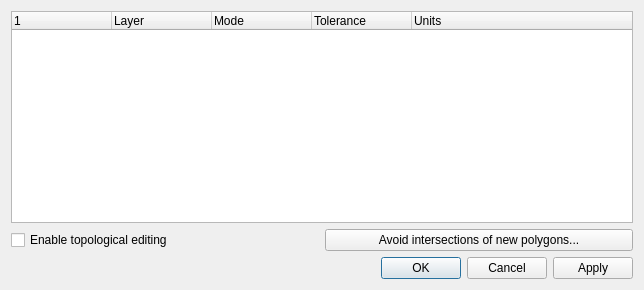
Qt form qgis/src/ui/qgssnappingdialogbase.ui (sourcepole/qgis) before a commit.
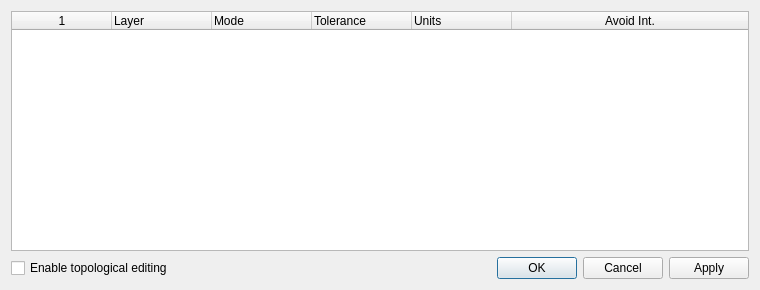
The same form after that commit.

Commit message: integrate 'Avoid intersections of new polygons' into snapping dialog

Diff of the .ui file:
```diff
--- a/qgis/src/ui/qgssnappingdialogbase.ui
+++ b/qgis/src/ui/qgssnappingdialogbase.ui
@@ -6,15 +6,38 @@
    <rect>
     <x>0</x>
     <y>0</y>
-    <width>644</width>
+    <width>760</width>
     <height>290</height>
    </rect>
   </property>
   <property name="windowTitle">
    <string>Snapping options</string>
   </property>
-  <layout class="QVBoxLayout" name="verticalLayout">
-   <item>
+  <layout class="QGridLayout" name="gridLayout">
+   <item row="1" column="0">
+    <widget class="QCheckBox" name="cbxEnableTopologicalEditingCheckBox">
+     <property name="text">
+      <string>Enable topological editing</string>
+     </property>
+     <property name="checked">
+      <bool>false</bool>
+     </property>
+     <property name="tristate">
+      <bool>false</bool>
+     </property>
+    </widget>
+   </item>
+   <item row="1" column="1">
+    <widget class="QDialogButtonBox" name="mButtonBox">
+     <property name="orientation">
+      <enum>Qt::Horizontal</enum>
+     </property>
+     <property name="standardButtons">
+      <set>QDialogButtonBox::Apply|QDialogButtonBox::Cancel|QDialogButtonBox::Ok</set>
+     </property>
+    </widget>
+   </item>
+   <item row="0" column="0" colspan="2">
     <widget class="QTreeWidget" name="mLayerTreeWidget">
      <property name="indentation">
       <number>0</number>
@@ -26,6 +49,9 @@
       <property name="text">
        <string/>
       </property>
+      <property name="textAlignment">
+       <set>AlignHCenter|AlignVCenter|AlignCenter</set>
+      </property>
      </column>
      <column>
       <property name="text">
@@ -47,40 +73,17 @@
        <string>Units</string>
       </property>
      </column>
-    </widget>
-   </item>
-   <item>
-    <layout class="QHBoxLayout" name="horizontalLayout">
-     <item>
-      <widget class="QCheckBox" name="cbxEnableTopologicalEditingCheckBox">
-       <property name="text">
-        <string>Enable topological editing</string>
-       </property>
-       <property name="checked">
-        <bool>false</bool>
-       </property>
-       <property name="tristate">
-        <bool>false</bool>
-       </property>
-      </widget>
-     </item>
-     <item>
-      <widget class="QPushButton" name="mAvoidIntersectionsPushButton">
-       <property name="text">
-        <string>Avoid intersections of new polygons...</string>
-       </property>
-      </widget>
-     </item>
-    </layout>
-   </item>
-   <item>
-    <widget class="QDialogButtonBox" name="mButtonBox">
-     <property name="orientation">
-      <enum>Qt::Horizontal</enum>
-     </property>
-     <property name="standardButtons">
-      <set>QDialogButtonBox::Apply|QDialogButtonBox::Cancel|QDialogButtonBox::Ok</set>
-     </property>
+     <column>
+      <property name="text">
+       <string>Avoid Int.</string>
+      </property>
+      <property name="toolTip">
+       <string>Avoid intersections of new polygons</string>
+      </property>
+      <property name="textAlignment">
+       <set>AlignHCenter|AlignVCenter|AlignCenter</set>
+      </property>
+     </column>
     </widget>
    </item>
   </layout>
```
Left out of the diff: 3 changed lines with no effect on the pictures. The commit also changes 7 other files.
